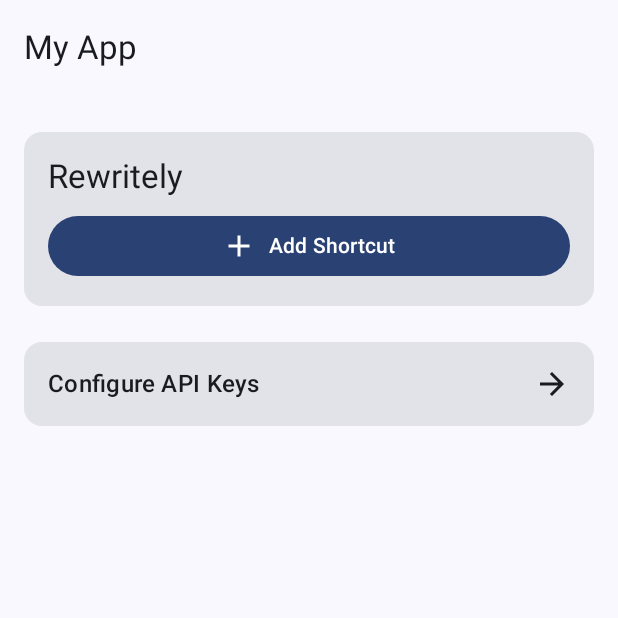
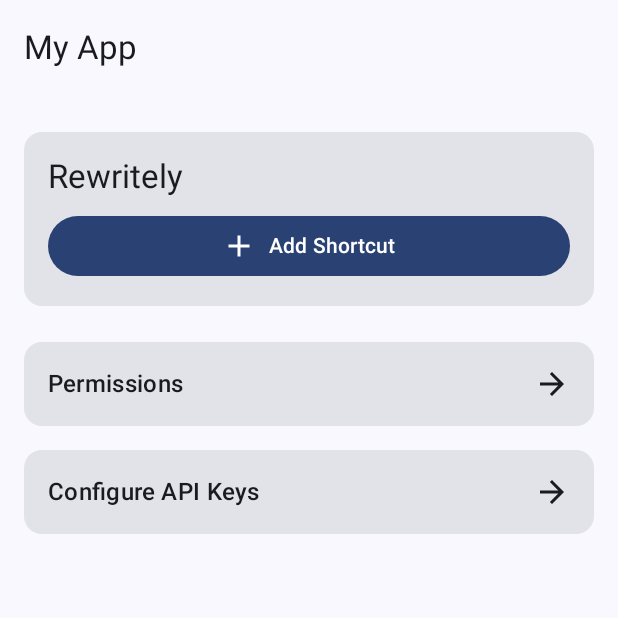
Before and after one commit to teja2495/my-toolkit-android, an Android app built with Jetpack Compose: the screen it shows after launch (MainActivity), on a phone screen of 412 x 824 dp, the top half of it. Run offline under Robolectric (Android 15) with nearby library versions, the phone set to English and light mode, and no system bars; 2 statements that could not run were skipped.

Commit message:
accessibility permission

```diff
--- a/app/src/main/java/com/tk/myapp/MainActivity.kt
+++ b/app/src/main/java/com/tk/myapp/MainActivity.kt
@@ -9,6 +9,7 @@ import androidx.navigation.compose.composable
 import androidx.navigation.compose.rememberNavController
 import com.tk.myapp.ui.screens.ApiKeysScreen
 import com.tk.myapp.ui.screens.MainScreen
+import com.tk.myapp.ui.screens.PermissionsScreen
 import com.tk.myapp.ui.theme.MyAppTheme
 
 class MainActivity : ComponentActivity() {
@@ -21,11 +22,15 @@ class MainActivity : ComponentActivity() {
                 NavHost(navController = navController, startDestination = "main") {
                     composable("main") {
                         MainScreen(
-                            onNavigateToApiKeys = { navController.navigate("api_keys") }
+                            onNavigateToApiKeys = { navController.navigate("api_keys") },
+                            onNavigateToPermissions = { navController.navigate("permissions") }
                         )
                     }
                     composable("api_keys") {
                         ApiKeysScreen()
+                    }
+                    composable("permissions") {
+                        PermissionsScreen()
                     }
                 }
             }
--- a/app/src/main/java/com/tk/myapp/ui/screens/MainScreen.kt
+++ b/app/src/main/java/com/tk/myapp/ui/screens/MainScreen.kt
@@ -29,7 +29,8 @@ import com.tk.myapp.ui.components.RewritelyCard
 @OptIn(ExperimentalMaterial3Api::class)
 @Composable
 fun MainScreen(
-    onNavigateToApiKeys: () -> Unit
+    onNavigateToApiKeys: () -> Unit,
+    onNavigateToPermissions: () -> Unit
 ) {
     val context = LocalContext.current
     val secureStorage = remember { SecureStorage(context) }
@@ -63,6 +64,30 @@ fun MainScreen(
                 modifier = Modifier
                     .fillMaxWidth()
                     .padding(top = 16.dp)
+                    .clickable { onNavigateToPermissions() }
+            ) {
+                Row(
+                    modifier = Modifier
+                        .padding(16.dp)
+                        .fillMaxWidth(),
+                    horizontalArrangement = Arrangement.SpaceBetween,
+                    verticalAlignment = Alignment.CenterVertically
+                ) {
+                    Text(
+                        text = "Permissions",
+                        style = MaterialTheme.typography.titleMedium
+                    )
+                    Icon(
+                        imageVector = Icons.Filled.ArrowForward,
+                        contentDescription = "Navigate"
+                    )
+                }
+            }
+
+            Card(
+                modifier = Modifier
+                    .fillMaxWidth()
+                    .padding(top = 16.dp)
                     .clickable { onNavigateToApiKeys() }
             ) {
                 Row(
--- a/app/src/main/res/values/strings.xml
+++ b/app/src/main/res/values/strings.xml
@@ -1,3 +1,4 @@
 <resources>
     <string name="app_name">My App</string>
+    <string name="accessibility_service_description">This app requires accessibility permission to function properly.</string>
 </resources>
```
Also changed, not shown: app/src/main/AndroidManifest.xml (+12 -0 lines), app/src/main/java/com/tk/myapp/MyAccessibilityService.kt (added, +16 -0 lines), app/src/main/java/com/tk/myapp/ui/screens/PermissionsScreen.kt (added, +130 -0 lines), app/src/main/res/xml/accessibility_service_config.xml (added, +9 -0 lines).
